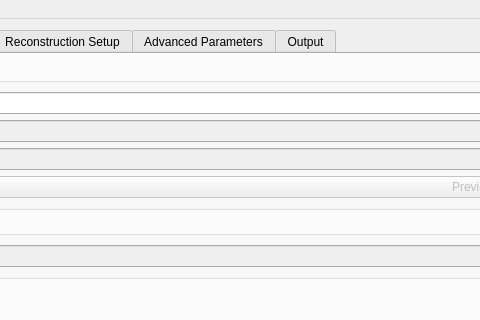
This is src/pyMBIR_UI/ui/main_application.ui in ornlneutronimaging/pyMBIR_UI as Qt 5 draws it before an edit; both pictures show x 118 to 598 and y 0 to 320 of the 1196 by 866 pixel window. The edited form follows.
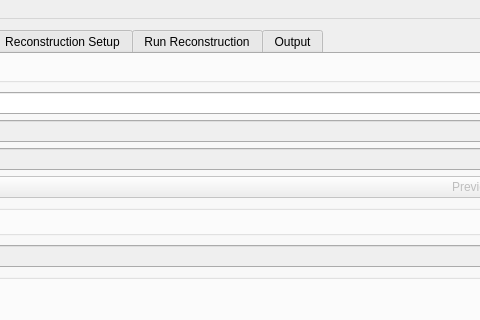
This is the edited form. Icons and pictures are not drawn.

Patch:
```diff
--- a/src/pyMBIR_UI/ui/main_application.ui
+++ b/src/pyMBIR_UI/ui/main_application.ui
@@ -720,7 +720,7 @@
       </widget>
       <widget class="QWidget" name="tab_3">
        <attribute name="title">
-        <string>Advanced Parameters</string>
+        <string>Run Reconstruction</string>
        </attribute>
        <layout class="QVBoxLayout" name="verticalLayout_13">
         <item>
```
